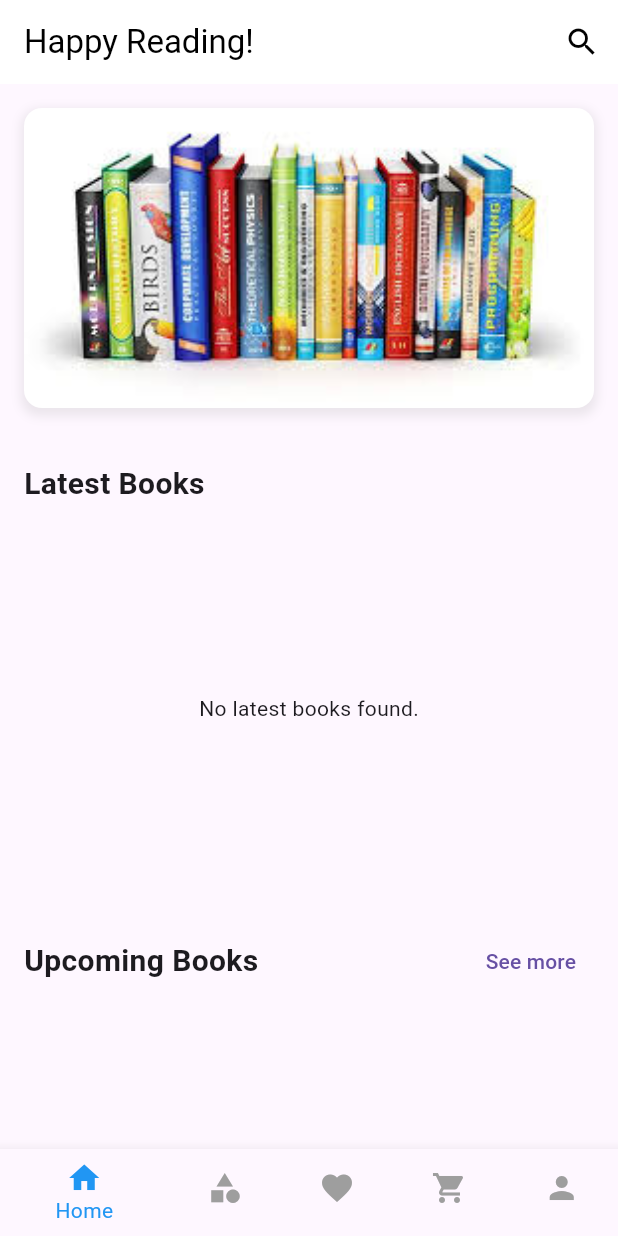
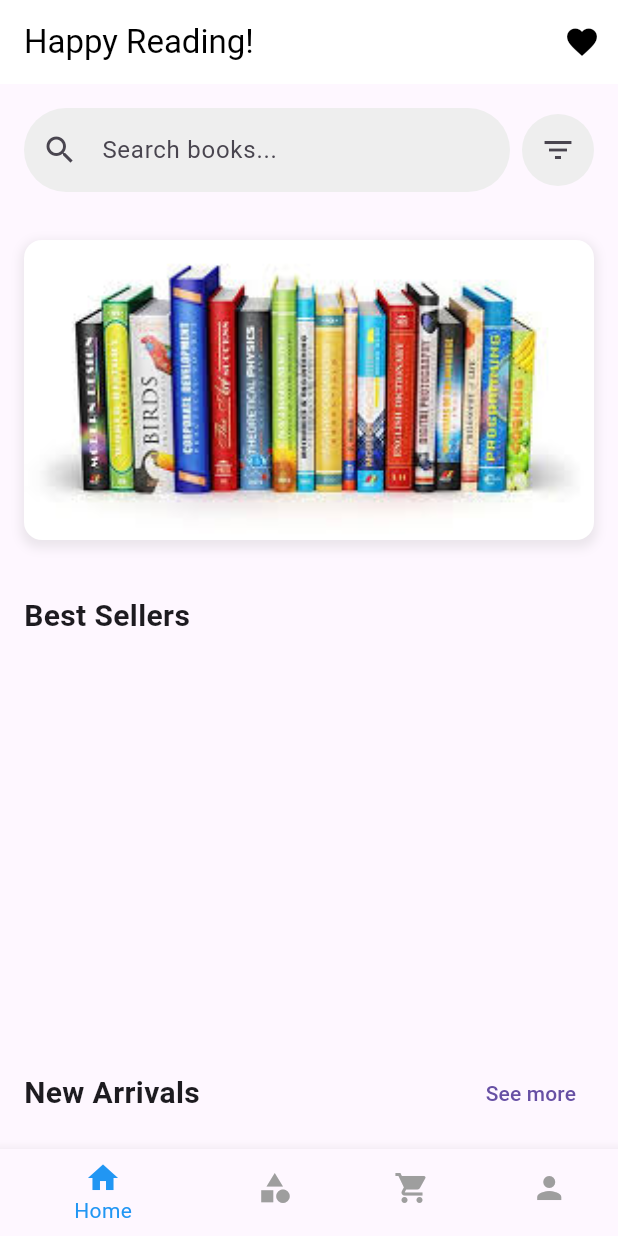
Before and after one commit to HalimaSadia18/BookStore, a Flutter app: the screen it shows after launch, on a phone screen of 412 x 824 dp. Run offline on Flutter 3.47's test engine with Material 3 defaults, Android fonts, the phone set to English and light mode, and no system bars; our stand-ins replace cloud_firestore, firebase_core, flutter_svg; accounts and stored records are empty.

Commit message:
Added filter functionality and updated Categories Screen

```diff
--- a/bookstore/lib/book_detail_screen.dart
+++ b/bookstore/lib/book_detail_screen.dart
@@ -31,7 +31,7 @@ class _BookDetailScreenState extends State<BookDetailScreen> {
   Future<void> _checkIfInWishlist() async {
     final userId = getUserId();
     final wishlistDoc = FirebaseFirestore.instance
-        .collection('wishlist')
+        .collection('wishlists')
         .doc(userId)
         .collection('items')
         .doc(widget.book.title);
@@ -48,7 +48,7 @@ class _BookDetailScreenState extends State<BookDetailScreen> {
   Future<void> _toggleWishlist() async {
     final userId = getUserId();
     final wishlistDoc = FirebaseFirestore.instance
-        .collection('wishlist')
+        .collection('wishlists')
         .doc(userId)
         .collection('items')
         .doc(widget.book.title);
--- a/bookstore/lib/home_screen.dart
+++ b/bookstore/lib/home_screen.dart
@@ -4,12 +4,10 @@ import 'package:flutter/material.dart';
 import 'package:cloud_firestore/cloud_firestore.dart';
 import 'package:bookstore/CartScreen.dart';
 import 'package:bookstore/home_screen.dart';
-import 'package:bookstore/WishlistScreen.dart'; // Import the new wishlist screen
+import 'package:bookstore/WishlistScreen.dart';
 
 import 'OrderSuccessScreen.dart';
-// import 'package:bookstore/order_success_screen.dart';
 
-// Your existing Book and Category classes are fine.
 class Category {
   final String name;
   final String imageUrl;
@@ -67,48 +65,87 @@ class HomeScreen extends StatefulWidget {
 }
 
 class _HomeScreenState extends State<HomeScreen> {
-  late Future<List<Book>> _latestBooksFuture;
-  late Future<List<Book>> _upcomingBooksFuture;
-  late Future<List<Book>> _topBooksFuture;
+  int _selectedIndex = 0;
+  final TextEditingController _searchController = TextEditingController();
 
-  int _selectedIndex = 0;
+  List<Book> _allBooks = [];
+  List<Book> _latestBooks = [];
+  List<Book> _upcomingBooks = [];
+  List<Book> _topBooks = [];
+
+  bool _isLoading = true;
+  String _sortOption = 'none';
 
   @override
   void initState() {
     super.initState();
-    _latestBooksFuture = _fetchBooks('latest');
-    _upcomingBooksFuture = _fetchBooks('upcoming');
-    _topBooksFuture = _fetchBooks('top_books');
+    _fetchAndFilterBooks();
+    _searchController.addListener(_onSearchChanged);
   }
 
-  Future<List<Book>> _fetchBooks(String type) async {
-    try {
-      Query query = FirebaseFirestore.instance.collection('books');
-
-      switch (type) {
-        case 'latest':
-          final querySnapshot = await query.get();
-          final books = querySnapshot.docs.map((doc) => Book.fromFirestore(doc)).toList();
-          books.sort((a, b) => b.title.compareTo(a.title));
-          return books;
-        case 'upcoming':
-          query = query.where('is_upcoming', isEqualTo: true);
-          break;
-        case 'top_books':
-          final querySnapshot = await query.get();
-          final books = querySnapshot.docs.map((doc) => Book.fromFirestore(doc)).toList();
-          books.sort((a, b) => b.rating.compareTo(a.rating));
-          return books;
-        default:
-          break;
+  @override
+  void dispose() {
+    _searchController.removeListener(_onSearchChanged);
+    _searchController.dispose();
+    super.dispose();
   }
 
-      final querySnapshot = await query.get();
-      return querySnapshot.docs.map((doc) => Book.fromFirestore(doc)).toList();
+  void _onSearchChanged() {
+    _filterBooks();
+  }
+
+  Future<void> _fetchAndFilterBooks() async {
+    try {
+      final querySnapshot = await FirebaseFirestore.instance.collection('books').get();
+      _allBooks = querySnapshot.docs.map((doc) => Book.fromFirestore(doc)).toList();
+
+      _filterBooks(); // Initial filtering and sorting
+      setState(() {
+        _isLoading = false;
+      });
     } catch (e) {
-      print('Error fetching books for $type: $e');
-      return [];
+      print('Error fetching books: $e');
+      setState(() {
+        _isLoading = false;
+        // Optionally show an error message
+      });
     }
+  }
+
+  void _filterBooks() {
+    final searchQuery = _searchController.text.toLowerCase();
+
+    // Filter books based on search query
+    final filtered = _allBooks.where((book) {
+      final titleMatch = book.title.toLowerCase().contains(searchQuery);
+      final authorMatch = book.author.toLowerCase().contains(searchQuery);
+      final categoryMatch = book.category.toLowerCase().contains(searchQuery);
+      return titleMatch || authorMatch || categoryMatch;
+    }).toList();
+
+    // Apply sorting
+    if (_sortOption == 'priceAsc') {
+      filtered.sort((a, b) => a.price.compareTo(b.price));
+    } else if (_sortOption == 'priceDesc') {
+      filtered.sort((a, b) => b.price.compareTo(a.price));
+    }
+
+    // Assign filtered and sorted lists to the different sections
+    _latestBooks = filtered.where((book) => book.category == 'latest').toList();
+    _latestBooks.sort((a, b) => b.title.compareTo(a.title));
+
+    _upcomingBooks = filtered.where((book) => book.category == 'upcoming').toList();
+    _upcomingBooks.sort((a, b) => a.title.compareTo(b.title));
+
+    _topBooks = filtered.where((book) => book.rating > 4.0).toList();
+    _topBooks.sort((a, b) => b.rating.compareTo(a.rating));
+
+    // Fallback if the specific sections are empty, show all filtered books
+    if (_latestBooks.isEmpty) _latestBooks = filtered;
+    if (_upcomingBooks.isEmpty) _upcomingBooks = filtered;
+    if (_topBooks.isEmpty) _topBooks = filtered;
+
+    setState(() {});
   }
 
   void _onItemTapped(int index) {
@@ -123,17 +160,47 @@ class _HomeScreenState extends State<HomeScreen> {
         Navigator.push(context, MaterialPageRoute(builder: (context) => const CategoriesScreen()));
         break;
       case 2:
-        Navigator.push(context, MaterialPageRoute(builder: (context) => const WishlistScreen()));
+        Navigator.push(context, MaterialPageRoute(builder: (context) => const CartScreen(cartItems: [],)));
         break;
       case 3:
-        Navigator.push(context, MaterialPageRoute(builder: (context) => const CartScreen(cartItems: [],)));
-        break;
-      case 4:
         ScaffoldMessenger.of(context).showSnackBar(
           const SnackBar(content: Text('Account screen coming soon!')),
         );
         break;
     }
+  }
+
+  void _showFilterDialog() {
+    showDialog(
+      context: context,
+      builder: (BuildContext context) {
+        return SimpleDialog(
+          title: const Text('Filter Books'),
+          children: <Widget>[
+            SimpleDialogOption(
+              onPressed: () {
+                setState(() {
+                  _sortOption = 'priceAsc';
+                  _filterBooks();
+                });
+                Navigator.pop(context);
+              },
+              child: const Text('Price: Low to High'),
+            ),
+            SimpleDialogOption(
+              onPressed: () {
+                setState(() {
+                  _sortOption = 'priceDesc';
+                  _filterBooks();
+                });
+                Navigator.pop(context);
+              },
+              child: const Text('Price: High to Low'),
+            ),
+          ],
+        );
+      },
+    );
   }
 
   Widget _buildCompactBookCard(BuildContext context, Book book) {
@@ -226,17 +293,54 @@ class _HomeScreenState extends State<HomeScreen> {
         elevation: 0,
         actions: [
           IconButton(
-            icon: const Icon(Icons.search, color: Colors.black),
+            icon: const Icon(Icons.favorite, color: Colors.black),
             onPressed: () {
-              // Search functionality
+              Navigator.push(context, MaterialPageRoute(builder: (context) => const WishlistScreen()));
             },
           ),
         ],
       ),
-      body: SingleChildScrollView(
+      body: _isLoading
+          ? const Center(child: CircularProgressIndicator())
+          : SingleChildScrollView(
         child: Column(
           crossAxisAlignment: CrossAxisAlignment.start,
           children: [
+            // Search Bar and Filter
+            Padding(
+              padding: const EdgeInsets.all(16.0),
+              child: Row(
+                children: [
+                  Expanded(
+                    child: TextField(
+                      controller: _searchController,
+                      decoration: InputDecoration(
+                        hintText: 'Search books...',
+                        prefixIcon: const Icon(Icons.search),
+                        border: OutlineInputBorder(
+                          borderRadius: BorderRadius.circular(30.0),
+                          borderSide: BorderSide.none,
+                        ),
+                        filled: true,
+                        fillColor: Colors.grey[200],
+                      ),
+                    ),
+                  ),
+                  const SizedBox(width: 8),
+                  Container(
+                    decoration: BoxDecoration(
+                      color: Colors.grey[200],
+                      shape: BoxShape.circle,
+                    ),
+                    child: IconButton(
+                      icon: const Icon(Icons.filter_list),
+                      onPressed: _showFilterDialog,
+                    ),
+                  ),
+                ],
+              ),
+            ),
+
             // Replaced Best Deals with a simple image and quote section
             Padding(
               padding: const EdgeInsets.all(16.0),
@@ -267,80 +371,12 @@ class _HomeScreenState extends State<HomeScreen> {
                       Container(
                         color: Colors.black.withOpacity(0.4),
                       ),
-                      // const Text(
-                      //   '"A book is a gift you can open again and again."',
-                      //   textAlign: TextAlign.center,
-                      //   style: TextStyle(
-                      //     color: Colors.white,
-                      //     fontSize: 20,
-                      //     fontStyle: FontStyle.italic,
-                      //     fontWeight: FontWeight.bold,
-                      //   ),
-                      // ),
                     ],
                   ),
                 ),
               ),
             ),
             const SizedBox(height: 20),
-
-            // Top Books Section
-            // Padding(
-            //   padding: const EdgeInsets.symmetric(horizontal: 16.0),
-            //   child: Row(
-            //     mainAxisAlignment: MainAxisAlignment.spaceBetween,
-            //     children: [
-            //       const Text(
-            //         'Top Books',
-            //         style: TextStyle(fontSize: 20, fontWeight: FontWeight.bold),
-            //       ),
-            //       TextButton(
-            //         onPressed: () {},
-            //         child: const Text('See more'),
-            //       ),
-            //     ],
-            //   ),
-            // ),
-            // const SizedBox(height: 10),
-            // Padding(
-            //   padding: const EdgeInsets.symmetric(horizontal: 16.0),
-            //   child: Row(
-            //     children: [
-            //       ElevatedButton(onPressed: () {}, child: const Text('This Week')),
-            //       const SizedBox(width: 8),
-            //       ElevatedButton(onPressed: () {}, child: const Text('This Month')),
-            //       const SizedBox(width: 8),
-            //       ElevatedButton(onPressed: () {}, child: const Text('This Year')),
-            //     ],
-            //   ),
-            // ),
-            // const SizedBox(height: 16),
-            // SizedBox(
-            //   height: 250,
-            //   child: FutureBuilder<List<Book>>(
-            //     future: _topBooksFuture,
-            //     builder: (context, snapshot) {
-            //       if (snapshot.connectionState == ConnectionState.waiting) {
-            //         return const Center(child: CircularProgressIndicator());
-            //       } else if (snapshot.hasError) {
-            //         return Center(child: Text('Error: ${snapshot.error}'));
-            //       } else if (!snapshot.hasData || snapshot.data!.isEmpty) {
-            //         return const Center(child: Text('No top books found.'));
-            //       } else {
-            //         final books = snapshot.data!;
-            //         return ListView.builder(
-            //           scrollDirection: Axis.horizontal,
-            //           padding: const EdgeInsets.symmetric(horizontal: 16.0),
-            //           itemCount: books.length,
-            //           itemBuilder: (context, index) {
-            //             return _buildCompactBookCard(context, books[index]);
-            //           },
-            //         );
-            //       }
-            //     },
-            //   ),
-            // ),
-            // const SizedBox(height: 20),
 
             // Latest Books Section
             Padding(
@@ -349,41 +385,21 @@ class _HomeScreenState extends State<HomeScreen> {
                 mainAxisAlignment: MainAxisAlignment.spaceBetween,
                 children: [
                   const Text(
-                    'Latest Books',
+                    'Best Sellers',
                     style: TextStyle(fontSize: 20, fontWeight: FontWeight.bold),
                   ),
-                  // TextButton(
-                  //   onPressed: () {
-                  //     Navigator.push(context, MaterialPageRoute(builder: (context) => OrderSuccessScreen()));
-                  //   },
-                  //   child: const Text('Go to Order Success Screen'),
-                  // ),
                 ],
               ),
             ),
             const SizedBox(height: 10),
             SizedBox(
               height: 250,
-              child: FutureBuilder<List<Book>>(
-                future: _latestBooksFuture,
-                builder: (context, snapshot) {
-                  if (snapshot.connectionState == ConnectionState.waiting) {
-                    return const Center(child: CircularProgressIndicator());
-                  } else if (snapshot.hasError) {
-                    return Center(child: Text('Error: ${snapshot.error}'));
-                  } else if (!snapshot.hasData || snapshot.data!.isEmpty) {
-                    return const Center(child: Text('No latest books found.'));
-                  } else {
-                    final books = snapshot.data!;
-                    return ListView.builder(
+              child: ListView.builder(
                 scrollDirection: Axis.horizontal,
                 padding: const EdgeInsets.symmetric(horizontal: 16.0),
-                      itemCount: books.length,
+                itemCount: _latestBooks.length,
                 itemBuilder: (context, index) {
-                        return _buildCompactBookCard(context, books[index]);
-                      },
-                    );
-                  }
+                  return _buildCompactBookCard(context, _latestBooks[index]);
                 },
               ),
             ),
@@ -396,7 +412,7 @@ class _HomeScreenState extends State<HomeScreen> {
                 mainAxisAlignment: MainAxisAlignment.spaceBetween,
                 children: [
                   const Text(
-                    'Upcoming Books',
+                    'New Arrivals',
                     style: TextStyle(fontSize: 20, fontWeight: FontWeight.bold),
                   ),
                   TextButton(
@@ -409,26 +425,12 @@ class _HomeScreenState extends State<HomeScreen> {
             const SizedBox(height: 10),
             SizedBox(
               height: 250,
-              child: FutureBuilder<List<Book>>(
-                future: _upcomingBooksFuture,
-                builder: (context, snapshot) {
-                  if (snapshot.connectionState == ConnectionState.waiting) {
-                    return const Center(child: CircularProgressIndicator());
-                  } else if (snapshot.hasError) {
-                    return Center(child: Text('Error: ${snapshot.error}'));
-                  } else if (!snapshot.hasData || snapshot.data!.isEmpty) {
-                    return const Center(child: Text('No upcoming books found.'));
-                  } else {
-                    final books = snapshot.data!;
-                    return ListView.builder(
+              child: ListView.builder(
                 scrollDirection: Axis.horizontal,
                 padding: const EdgeInsets.symmetric(horizontal: 16.0),
-                      itemCount: books.length,
+                itemCount: _upcomingBooks.length,
                 itemBuilder: (context, index) {
-                        return _buildCompactBookCard(context, books[index]);
-                      },
-                    );
-                  }
+                  return _buildCompactBookCard(context, _upcomingBooks[index]);
                 },
               ),
             ),
@@ -447,10 +449,6 @@ class _HomeScreenState extends State<HomeScreen> {
             label: 'Categories',
           ),
           BottomNavigationBarItem(
-            icon: Icon(Icons.favorite),
-            label: 'Wishlist',
-          ),
-          BottomNavigationBarItem(
             icon: Icon(Icons.shopping_cart),
             label: 'Cart',
           ),
--- a/bookstore/lib/splashscreen.dart
+++ b/bookstore/lib/splashscreen.dart
@@ -30,8 +30,8 @@ class _SplashScreenState extends State<SplashScreen> {
       body: Center(
         // Centers the entire content
         child: Container(
-          width: 262, // Default width
-          height: 262, // Default height
+          width: 200, // Default width
+          height: 200, // Default height
           decoration: BoxDecoration(
             color: Colors.black,
             shape: BoxShape.circle,
```
Also changed, not shown: bookstore/lib/screen_categories.dart (+117 -24 lines), bookstore/lib/welcome_screen.dart (+4 -4 lines), bookstore/assets/images/logo.png, bookstore/pubspec.lock, 1 other file. Lines whose indentation alone changed are shown as unchanged.
